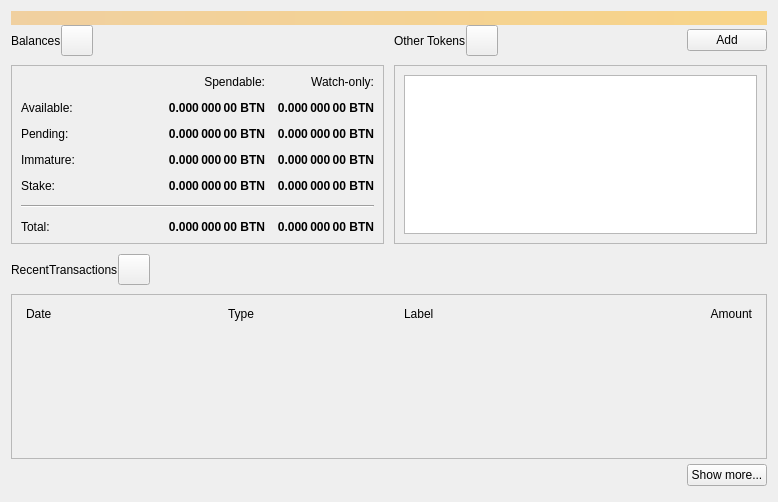
Above: src/qt/forms/overviewpage.ui from bitnew-chain/btn_core before the change. Below: the same form after it.
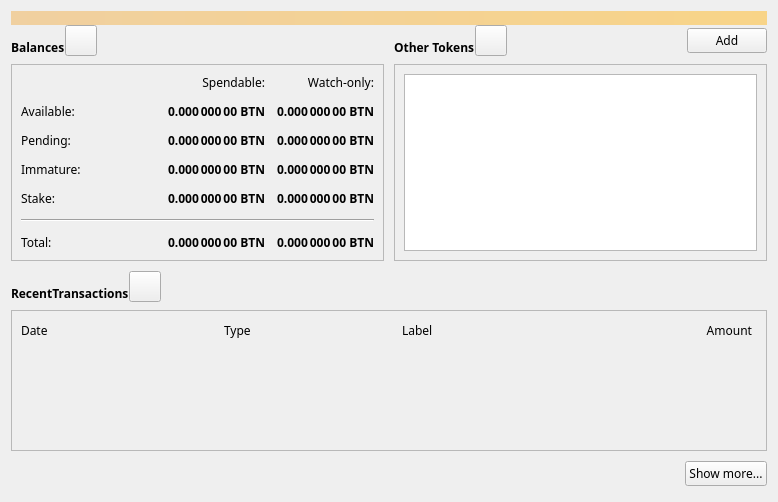
That is the form after the change. Icons and pictures are not drawn.

```diff
--- a/src/qt/forms/overviewpage.ui
+++ b/src/qt/forms/overviewpage.ui
@@ -41,13 +41,23 @@
      <item row="0" column="2">
       <layout class="QHBoxLayout" name="horizontalLayout_4">
        <property name="bottomMargin">
-        <number>9</number>
+        <number>8</number>
        </property>
        <item>
         <widget class="QLabel" name="labelTokens">
+         <property name="font">
+          <font>
+           <family>微软雅黑</family>
+           <weight>75</weight>
+           <bold>true</bold>
+          </font>
+         </property>
          <property name="text">
           <string>Other Tokens</string>
          </property>
+         <property name="alignment">
+          <set>Qt::AlignBottom|Qt::AlignLeading|Qt::AlignLeft</set>
+         </property>
         </widget>
        </item>
        <item>
@@ -84,6 +94,13 @@
        </item>
        <item>
         <widget class="QPushButton" name="buttonAddToken">
+         <property name="font">
+          <font>
+           <family>微软雅黑</family>
+           <weight>50</weight>
+           <bold>false</bold>
+          </font>
+         </property>
          <property name="text">
           <string>Add</string>
          </property>
@@ -134,6 +151,7 @@
            <widget class="QLabel" name="labelWatchPending">
             <property name="font">
              <font>
+              <family>微软雅黑</family>
               <weight>75</weight>
               <bold>true</bold>
              </font>
@@ -159,6 +177,7 @@
            <widget class="QLabel" name="labelUnconfirmed">
             <property name="font">
              <font>
+              <family>微软雅黑</family>
               <weight>75</weight>
               <bold>true</bold>
              </font>
@@ -184,6 +203,7 @@
            <widget class="QLabel" name="labelImmature">
             <property name="font">
              <font>
+              <family>微软雅黑</family>
               <weight>75</weight>
               <bold>true</bold>
              </font>
@@ -207,6 +227,11 @@
           </item>
           <item row="3" column="0">
            <widget class="QLabel" name="labelImmatureText">
+            <property name="font">
+             <font>
+              <family>微软雅黑</family>
+             </font>
+            </property>
             <property name="text">
              <string>Immature:</string>
             </property>
@@ -214,6 +239,11 @@
           </item>
           <item row="0" column="3">
            <widget class="QLabel" name="labelWatchonly">
+            <property name="font">
+             <font>
+              <family>微软雅黑</family>
+             </font>
+            </property>
             <property name="text">
              <string>Watch-only:</string>
             </property>
@@ -224,6 +254,11 @@
           </item>
           <item row="1" column="0">
            <widget class="QLabel" name="labelBalanceText">
+            <property name="font">
+             <font>
+              <family>微软雅黑</family>
+             </font>
+            </property>
             <property name="text">
              <string>Available:</string>
             </property>
@@ -233,6 +268,7 @@
            <widget class="QLabel" name="labelBalance">
             <property name="font">
              <font>
+              <family>微软雅黑</family>
               <weight>75</weight>
               <bold>true</bold>
              </font>
@@ -258,6 +294,7 @@
            <widget class="QLabel" name="labelWatchAvailable">
             <property name="font">
              <font>
+              <family>微软雅黑</family>
               <weight>75</weight>
               <bold>true</bold>
              </font>
@@ -281,6 +318,11 @@
           </item>
           <item row="2" column="0">
            <widget class="QLabel" name="labelPendingText">
+            <property name="font">
+             <font>
+              <family>微软雅黑</family>
+             </font>
+            </property>
             <property name="text">
              <string>Pending:</string>
             </property>
@@ -288,6 +330,11 @@
           </item>
           <item row="0" column="2">
            <widget class="QLabel" name="labelSpendable">
+            <property name="font">
+             <font>
+              <family>微软雅黑</family>
+             </font>
+            </property>
             <property name="text">
              <string>Spendable:</string>
             </property>
@@ -298,6 +345,11 @@
           </item>
           <item row="4" column="0">
            <widget class="QLabel" name="labelStakeText">
+            <property name="font">
+             <font>
+              <family>微软雅黑</family>
+             </font>
+            </property>
             <property name="text">
              <string>Stake:</string>
             </property>
@@ -307,6 +359,7 @@
            <widget class="QLabel" name="labelStake">
             <property name="font">
              <font>
+              <family>微软雅黑</family>
               <weight>75</weight>
               <bold>true</bold>
              </font>
@@ -326,6 +379,7 @@
            <widget class="QLabel" name="labelWatchStake">
             <property name="font">
              <font>
+              <family>微软雅黑</family>
               <weight>75</weight>
               <bold>true</bold>
              </font>
@@ -345,6 +399,7 @@
            <widget class="QLabel" name="labelWatchImmature">
             <property name="font">
              <font>
+              <family>微软雅黑</family>
               <weight>75</weight>
               <bold>true</bold>
              </font>
@@ -370,6 +425,7 @@
            <widget class="QLabel" name="labelWatchTotal">
             <property name="font">
              <font>
+              <family>微软雅黑</family>
               <weight>75</weight>
               <bold>true</bold>
              </font>
@@ -408,6 +464,7 @@
            <widget class="QLabel" name="labelTotal">
             <property name="font">
              <font>
+              <family>微软雅黑</family>
               <weight>75</weight>
               <bold>true</bold>
              </font>
@@ -444,6 +501,11 @@
           </item>
           <item row="7" column="0">
            <widget class="QLabel" name="labelTotalText">
+            <property name="font">
+             <font>
+              <family>微软雅黑</family>
+             </font>
+            </property>
             <property name="text">
              <string>Total:        </string>
             </property>
@@ -464,13 +526,23 @@
      <item row="0" column="0">
       <layout class="QHBoxLayout" name="horizontalLayout_2">
        <property name="bottomMargin">
-        <number>9</number>
+        <number>8</number>
        </property>
        <item>
         <widget class="QLabel" name="labelBalances">
+         <property name="font">
+          <font>
+           <family>微软雅黑</family>
+           <weight>75</weight>
+           <bold>true</bold>
+          </font>
+         </property>
          <property name="text">
           <string>Balances</string>
          </property>
+         <property name="alignment">
+          <set>Qt::AlignBottom|Qt::AlignLeading|Qt::AlignLeft</set>
+         </property>
         </widget>
        </item>
        <item>
@@ -552,13 +624,23 @@
    <item>
     <layout class="QHBoxLayout" name="horizontalLayout_6">
      <property name="bottomMargin">
-      <number>9</number>
+      <number>8</number>
      </property>
      <item>
       <widget class="QLabel" name="labelRecentTransactions">
+       <property name="font">
+        <font>
+         <family>微软雅黑</family>
+         <weight>75</weight>
+         <bold>true</bold>
+        </font>
+       </property>
        <property name="text">
         <string>RecentTransactions</string>
        </property>
+       <property name="alignment">
+        <set>Qt::AlignBottom|Qt::AlignLeading|Qt::AlignLeft</set>
+       </property>
       </widget>
      </item>
      <item>
@@ -620,13 +702,18 @@
            <number>5</number>
           </property>
           <property name="leftMargin">
-           <number>5</number>
+           <number>0</number>
           </property>
           <property name="rightMargin">
            <number>5</number>
           </property>
           <item>
            <widget class="QLabel" name="labelDate">
+            <property name="font">
+             <font>
+              <family>微软雅黑</family>
+             </font>
+            </property>
             <property name="text">
              <string>Date</string>
             </property>
@@ -650,6 +737,11 @@
           </item>
           <item>
            <widget class="QLabel" name="labelType">
+            <property name="font">
+             <font>
+              <family>微软雅黑</family>
+             </font>
+            </property>
             <property name="text">
              <string>Type</string>
             </property>
@@ -657,6 +749,11 @@
           </item>
           <item>
            <widget class="QLabel" name="labelAddress">
+            <property name="font">
+             <font>
+              <family>微软雅黑</family>
+             </font>
+            </property>
             <property name="text">
              <string>Label</string>
             </property>
@@ -664,6 +761,11 @@
           </item>
           <item>
            <widget class="QLabel" name="labelAmount">
+            <property name="font">
+             <font>
+              <family>微软雅黑</family>
+             </font>
+            </property>
             <property name="text">
              <string>Amount</string>
             </property>
@@ -676,6 +778,11 @@
         </item>
         <item>
          <widget class="QListView" name="listTransactions">
+          <property name="font">
+           <font>
+            <family>微软雅黑</family>
+           </font>
+          </property>
           <property name="styleSheet">
            <string notr="true">QListView { background: transparent; }</string>
           </property>
@@ -696,7 +803,7 @@
      <item>
       <layout class="QHBoxLayout" name="horizontalLayout">
        <property name="topMargin">
-        <number>5</number>
+        <number>10</number>
        </property>
        <property name="bottomMargin">
         <number>5</number>
@@ -716,6 +823,11 @@
        </item>
        <item>
         <widget class="QPushButton" name="showMoreButton">
+         <property name="font">
+          <font>
+           <family>微软雅黑</family>
+          </font>
+         </property>
          <property name="text">
           <string>Show more...</string>
          </property>
```
